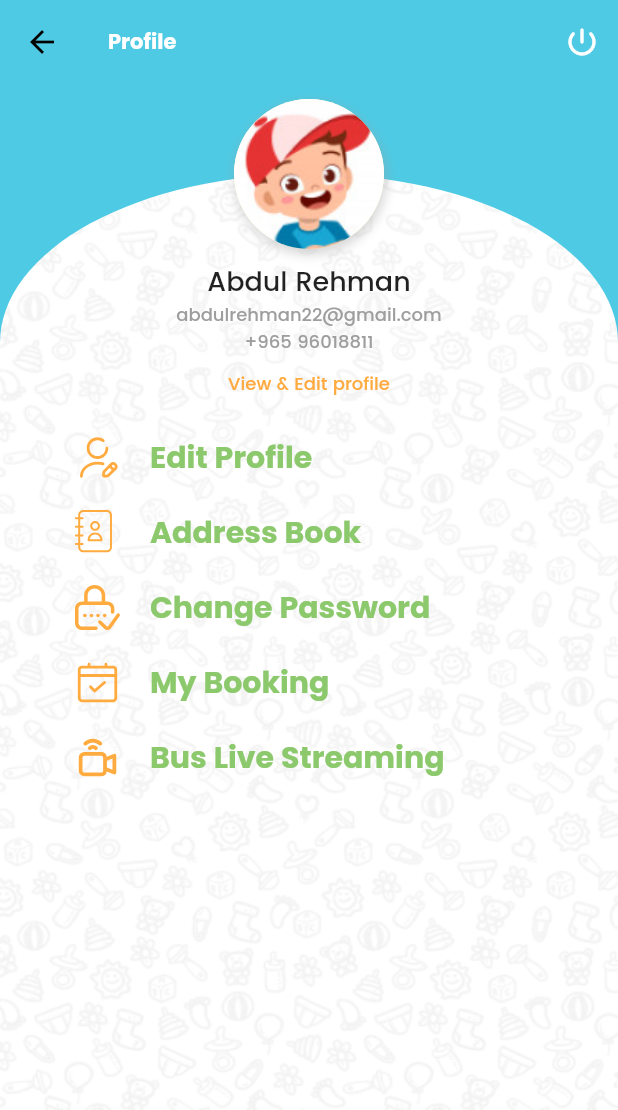
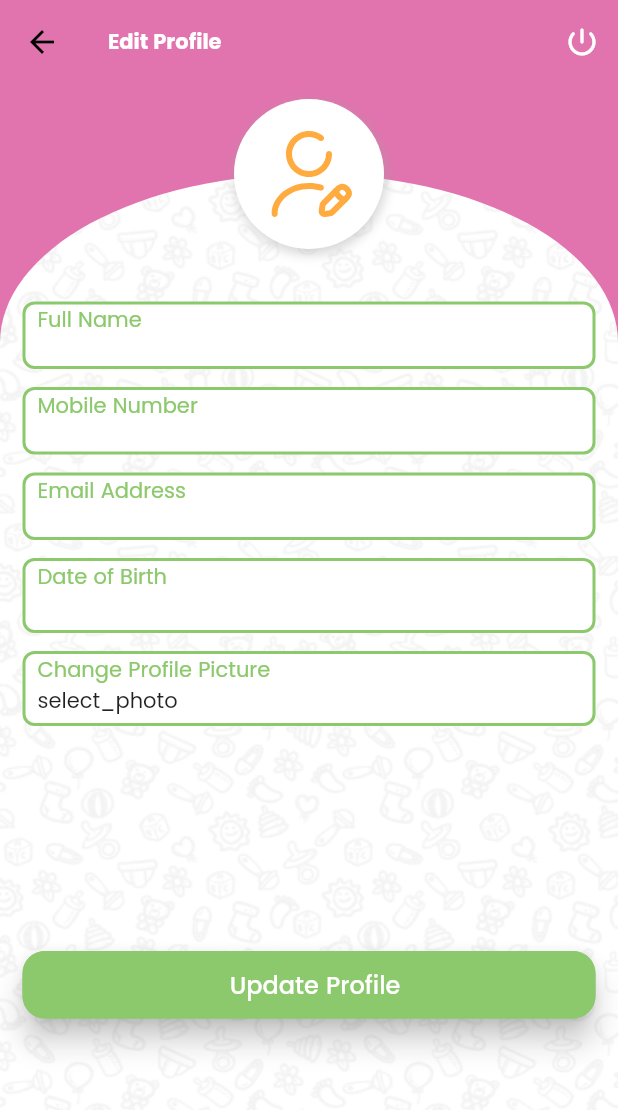
Before and after one commit to mahdijahandide/babydo, a Flutter app: the ProfileScreen screen opened directly, after a tap on "Edit Profile", on a phone screen of 412 x 824 dp. Shown: the top 1110 px of the screen. Run offline on Flutter 3.47's test engine with Material 2 defaults, Android fonts, the phone set to English and light mode, and no system bars; our stand-ins replace carousel_slider, chewie, dot_navigation_bar, dots_indicator, flutter_map, flutter_slidable and 8 more; missing offline and left inert: flutter_date_pickers, vk; project files that could hold a hidden picture were left out.

Commit message:
new screen ui
add edit profile ui and change password

```diff
--- a/lib/main.dart
+++ b/lib/main.dart
@@ -7,11 +7,13 @@ import 'package:babydoo/services/remotes/http_config.dart';
 import 'package:babydoo/services/utils/app_statusbar.dart';
 import 'package:babydoo/view/screens/address/address_book.dart';
 import 'package:babydoo/view/screens/auth/auth_screen.dart';
+import 'package:babydoo/view/screens/auth/change_password.dart';
 import 'package:babydoo/view/screens/auth/otp_screen.dart';
 import 'package:babydoo/view/screens/booking/booking.dart';
 import 'package:babydoo/view/screens/booking/my_booking.dart';
 import 'package:babydoo/view/screens/home/dashboard.dart';
 import 'package:babydoo/view/screens/language/languages.dart';
+import 'package:babydoo/view/screens/profile/edit_profile_screen.dart';
 import 'package:babydoo/view/screens/splash/splash.dart';
 import 'package:flutter/material.dart';
 import 'package:get/get.dart';
@@ -37,7 +39,7 @@ class MyApp extends StatelessWidget {
       theme: ThemeData(primarySwatch: Colors.yellow, fontFamily: 'Poppins'),
       defaultTransition: Transition.cupertino,
       getPages: [
-        GetPage(name: '/splash', page: () =>  const Splash()),
+        GetPage(name: '/splash', page: () => const Splash()),
         GetPage(name: '/languages', page: () => const Languages()),
         GetPage(name: '/auth', page: () => const AuthScreen()),
         GetPage(name: '/otp', page: () => const OtpScreen()),
@@ -45,6 +47,9 @@ class MyApp extends StatelessWidget {
         GetPage(name: '/booking', page: () => const Booking()),
         GetPage(name: '/addressBook', page: () => const AddressBook()),
         GetPage(name: '/myBooking', page: () => const MyBooking()),
+        GetPage(name: '/editProfile', page: () => const EditProfileScreen()),
+        GetPage(
+            name: '/changePassword', page: () => const ChangePasswordScreen()),
       ],
       initialRoute: '/splash',
       initialBinding: AppBindings(),
--- a/lib/services/bindings/bindings.dart
+++ b/lib/services/bindings/bindings.dart
@@ -4,6 +4,7 @@ import 'package:babydoo/services/controller/booking_controller.dart';
 import 'package:babydoo/services/controller/bus_controller.dart';
 import 'package:babydoo/services/controller/home_controller.dart';
 import 'package:babydoo/services/controller/language_controller.dart';
+import 'package:babydoo/services/controller/profile_controller.dart';
 import 'package:get/get.dart';
 
 class AppBindings extends Bindings {
@@ -15,5 +16,6 @@ class AppBindings extends Bindings {
     Get.lazyPut(() => AddressController());
     Get.lazyPut(() => BusController());
     Get.lazyPut(() => AuthController());
+    Get.lazyPut(() => ProfileController());
   }
 }
--- /dev/null
+++ b/lib/services/controller/profile_controller.dart
@@ -0,0 +1,76 @@
+import 'dart:io';
+
+import 'package:flutter/material.dart';
+import 'package:flutter/services.dart';
+import 'package:get/get.dart';
+import 'package:image_picker/image_picker.dart';
+
+class ProfileController extends GetxController {
+  TextEditingController mobileTextController = TextEditingController();
+  TextEditingController emailTextController = TextEditingController();
+  late File image;
+  RxString imgPath = 'select_photo'.tr.obs;
+
+// void uploadImage1(File _image) async {
+//     LoadingDialog.showCustomDialog(msg: 'title'.tr);
+//     Map<String, String> headers = {
+//       'Content-Type':'application/json',
+//       'Authorization':'Token ${Get.find<AuthController>().token}'
+//     }; // ignore this headers if there is no authentication
+//     // open a byteStream
+//     var stream =  http.ByteStream(DelegatingStream.typed(_image.openRead()));
+//     // get file length
+//     var length = await _image.length();
+//     // string to uri
+//     var uri = Uri.parse(addExperienceRoute);
+//     // create multipart request
+//     var request =  http.MultipartRequest("POST", uri);
+//     // if you need more parameters to parse, add those like this. i added "user_id". here this "user_id" is a key of the API request
+
+//     request.headers.addAll(headers);
+
+//     request.fields['titleFa']=titleControllerFa.text.toString();
+//     request.fields['titleEn']=titleControllerEn.text.toString();
+//     request.fields['textFa']=descControllerFa.text.toString();
+//     request.fields['textEn']=descControllerEn.text.toString();
+//     request.fields['accessLevel']=appName;
+//     // multipart that takes file.. here this "image_file" is a key of the API request
+//     var multipartFile =  http.MultipartFile('image', stream, length, filename: (_image.path));
+//     // add file to multipart
+//     request.files.add(multipartFile);
+//     // send request to upload image
+//     await request.send().then((response) async {
+//       // listen for response
+//       response.stream.transform(utf8.decoder).listen((value) {
+
+//         if (response.statusCode == 200) {
+//           Get.back();
+//           hasExperienceDetails.value=false;
+//           experienceList.value.clear();
+//           Get.toNamed('/home');
+//           Snack().createSnack(title: '',msg: 'record_success'.tr,icon: const Icon(Icons.check,color: Colors.green,));
+//           debugPrint(value.toString());
+//         } else {
+//           Get.back();
+//           RemoteStatusHandler().errorHandler(code: response.statusCode, error: response);
+//         }
+//       });
+
+//     }).catchError((e) {
+//       debugPrint(e.toString());
+//     });
+//   }
+
+  Future pickImage() async {
+    try {
+      final image = await ImagePicker().pickImage(source: ImageSource.gallery);
+      if (image == null) return;
+
+      final imageTemporary = File(image.path);
+      this.image = imageTemporary;
+      imgPath.value = image.name.toString();
+    } on PlatformException catch (e) {
+      debugPrint(e.toString());
+    }
+  }
+}
--- a/lib/services/internationalization/messages.dart
+++ b/lib/services/internationalization/messages.dart
@@ -10,25 +10,32 @@ class Messages extends Translations {
           'lorem': 'Lorem Ipsum',
           'enjoy_the_riding': 'Enjoy the Riding',
           'choose_your_bus': 'Choose your bus',
-          'welcome_back':'Welcome back!',
-          'login_and_enjoy_playing_with_babydo_bus':'Login and enjoy playing with babydo bus',
-          'mobile_number':'Mobile Number',
-          'email_address':'Email Address',
-          'password':'Password',
-          'confirm_password':'Confirm Password',
-          'forget_password':'Forget Password',
-          'login':'Login',
-          'register':'Register',
-          'don\'t_have_any_account':'Don\'t have any account? ',
-          'please_signup_here':'Please signup here',
-          'signup_with_babydo_bus':'Signup with Babydo Bus ',
-          'accept_term_and_conditions':'Accept Terms & Conditions',
-          'already_have_an_account':'Already have an account? ',
-          'please_login_here':'Please login here',
-          'hi':'Hi',
-          'enter_the_year_you_were_born_this_just_verifies_your_age.':'Enter the year you were born.\n   This just verifies your age.',
-          'enter_otp':'Enter OTP',
-          'kids':'Kids'
+          'welcome_back': 'Welcome back!',
+          'login_and_enjoy_playing_with_babydo_bus':
+              'Login and enjoy playing with babydo bus',
+          'mobile_number': 'Mobile Number',
+          'email_address': 'Email Address',
+          'password': 'Password',
+          'confirm_password': 'Confirm Password',
+          'forget_password': 'Forget Password',
+          'login': 'Login',
+          'register': 'Register',
+          'don\'t_have_any_account': 'Don\'t have any account? ',
+          'please_signup_here': 'Please signup here',
+          'signup_with_babydo_bus': 'Signup with Babydo Bus ',
+          'accept_term_and_conditions': 'Accept Terms & Conditions',
+          'already_have_an_account': 'Already have an account? ',
+          'please_login_here': 'Please login here',
+          'hi': 'Hi',
+          'enter_the_year_you_were_born_this_just_verifies_your_age.':
+              'Enter the year you were born.\n   This just verifies your age.',
+          'enter_otp': 'Enter OTP',
+          'kids': 'Kids',
+          'full_name': 'Full Name',
+          'date_of_birth': 'Date of Birth',
+          'update_profile': 'Update Profile',
+          'edit_profile': 'Edit Profile',
+          'change_profile_picture': 'Change Profile Picture'
         },
         'ar_KW': {
           'appName': 'بيبي دو',
@@ -37,22 +44,23 @@ class Messages extends Translations {
           'lorem': 'لورم ایپسوم',
           'enjoy_the_riding': 'استمتع بالقيادة',
           'choose_your_bus': 'اختر الحافلة الخاصة بك',
-          'welcome_back':'مرحبًا بعودتك!',
-          'login_and_enjoy_playing_with_babydo_bus':'تسجيل الدخول والاستمتاع باللعب مع بيبي دو',
-          'mobile_number':'رقم الهاتف المحمول',
-          'email_address':'عنوان البريد الالكترونى',
-          'password':'كلمة المرور',
-          'confirm_password':'تأكيد كلمة المرور',
-          'forget_password':'نسيت كلمة المرور',
-          'login':'تسجيل الدخول',
-          'register':'يسجل',
-          'don\'t_have_any_account':'ليس لديك حساب؟ ',
-          'please_signup_here':'الرجاء التسجيل هنا',
-          'signup_with_babydo_bus':'سجل مع بیبي دو ',
-          'accept_term_and_conditions':'قبول الشروط والأحكام',
-          'already_have_an_account':'هل لديك حساب؟ ',
-          'please_login_here':'الرجاء تسجيل الدخول هنا',
-          'kids':'أطفال'
+          'welcome_back': 'مرحبًا بعودتك!',
+          'login_and_enjoy_playing_with_babydo_bus':
+              'تسجيل الدخول والاستمتاع باللعب مع بيبي دو',
+          'mobile_number': 'رقم الهاتف المحمول',
+          'email_address': 'عنوان البريد الالكترونى',
+          'password': 'كلمة المرور',
+          'confirm_password': 'تأكيد كلمة المرور',
+          'forget_password': 'نسيت كلمة المرور',
+          'login': 'تسجيل الدخول',
+          'register': 'يسجل',
+          'don\'t_have_any_account': 'ليس لديك حساب؟ ',
+          'please_signup_here': 'الرجاء التسجيل هنا',
+          'signup_with_babydo_bus': 'سجل مع بیبي دو ',
+          'accept_term_and_conditions': 'قبول الشروط والأحكام',
+          'already_have_an_account': 'هل لديك حساب؟ ',
+          'please_login_here': 'الرجاء تسجيل الدخول هنا',
+          'kids': 'أطفال'
         }
       };
 }
--- /dev/null
+++ b/lib/view/screens/profile/edit_profile_screen.dart
@@ -0,0 +1,243 @@
+import 'package:babydoo/services/controller/auth_controller.dart';
+import 'package:babydoo/services/controller/profile_controller.dart';
+import 'package:babydoo/services/utils/app_colors.dart';
+import 'package:babydoo/view/widgets/buttons/custom_text_button.dart';
+import 'package:babydoo/view/widgets/texts/customText.dart';
+import 'package:flutter/material.dart';
+import 'package:flutter_svg/svg.dart';
+import 'package:get/get.dart';
+
+import '../../widgets/textfields/textfield.dart';
+
+class EditProfileScreen extends GetView<ProfileController> {
+  const EditProfileScreen({Key? key}) : super(key: key);
+
+  @override
+  Widget build(BuildContext context) {
+    Get.lazyPut(
+      () => ProfileController(),
+    );
+    return Scaffold(
+      backgroundColor: AppColors().blue,
+      appBar: AppBar(
+        centerTitle: false,
+        title: CustomText().createText(
+            title: 'edit_profile'.tr,
+            size: 14,
+            fontWeight: FontWeight.bold,
+            color: Colors.white),
+        backgroundColor: AppColors().litePink,
+        elevation: 0,
+        actions: [
+          IconButton(
+              onPressed: () {},
+              icon: const Icon(
+                Icons.power_settings_new_rounded,
+                color: Colors.white,
+              ))
+        ],
+      ),
+      body: SingleChildScrollView(
+        child: Stack(
+          children: [
+            Container(
+                height: Get.height,
+                width: Get.width,
+                decoration: BoxDecoration(
+                    color: AppColors().litePink,
+                    borderRadius: const BorderRadius.only(
+                      bottomLeft: Radius.circular(0),
+                      bottomRight: Radius.circular(0),
+                    ))),
+            Stack(
+              children: [
+                Container(
+                  margin: const EdgeInsets.only(top: 60),
+                  width: Get.width,
+                  height: Get.height,
+                  decoration: const BoxDecoration(
+                    color: Colors.white,
+                    borderRadius: BorderRadius.only(
+                        topLeft: Radius.elliptical(220, 120),
+                        topRight: Radius.elliptical(220, 120)),
+                    image: DecorationImage(
+                      image: AssetImage('assets/png/background.png'),
+                      fit: BoxFit.fill,
+                    ),
+                  ),
+                ),
+                Align(
+                  alignment: Alignment.bottomCenter,
+                  child: Padding(
+                    padding: const EdgeInsets.symmetric(horizontal: 15),
+                    child: Column(
+                      children: [
+                        Container(
+                          width: 100,
+                          height: 100,
+                          decoration:
+                              BoxDecoration(shape: BoxShape.circle, boxShadow: [
+                            BoxShadow(
+                                color: Colors.grey.withOpacity(0.4),
+                                offset: const Offset(1, 3),
+                                spreadRadius: 1,
+                                blurRadius: 5)
+                          ]),
+                          margin: const EdgeInsets.only(top: 10),
+                          child: Container(
+                            padding: const EdgeInsets.all(18.0),
+                            decoration: const BoxDecoration(
+                                shape: BoxShape.circle, color: Colors.white),
+                            child: SvgPicture.asset(
+                              'assets/svg/person_edit.svg',
+                              color: Colors.orangeAccent,
+                            ),
+                          ),
+                        ),
+                        const SizedBox(
+                          height: 35,
+                        ),
+                        CustomTextField().createTextField(
+                            hint: '',
+                            height: 45,
+                            lable: 'full_name'.tr,
+                            controller: controller.mobileTextController,
+                            borderColor: AppColors().green,
+                            keyboardType: TextInputType.number,
+                            borderWidth: 2.0,
+                            lableColor: AppColors().green),
+                        const SizedBox(
+                          height: 12,
+                        ),
+                        CustomTextField().createTextField(
+                            hint: '',
+                            height: 45,
+                            lable: 'mobile_number'.tr,
+                            controller: controller.emailTextController,
+                            borderColor: AppColors().green,
+                            keyboardType: TextInputType.emailAddress,
+                            borderWidth: 2.0,
+                            lableColor: AppColors().green),
+                        const SizedBox(
+                          height: 12,
+                        ),
+                        CustomTextField().createTextField(
+                            hint: '',
+                            height: 45,
+                            lable: 'email_address'.tr,
+                            controller: controller.emailTextController,
+                            borderColor: AppColors().green,
+                            keyboardType: TextInputType.emailAddress,
+                            borderWidth: 2.0,
+                            lableColor: AppColors().green),
+                        const SizedBox(
+                          height: 12,
+                        ),
+                        GestureDetector(
+                          onTap: () {
+                            // controller.pickImage();
+                          },
+                          child: Container(
+                            width: Get.width,
+                            height: 50,
+                            padding:
+                                const EdgeInsets.only(right: 8.0, left: 8.0),
+                            decoration: BoxDecoration(
+                                border: Border.all(
+                                    color: AppColors().green, width: 2),
+                                borderRadius: BorderRadius.circular(8.0),
+                                color: Colors.white),
+                            child: Column(
+                              crossAxisAlignment: CrossAxisAlignment.start,
+                              children: [
+                                CustomText().createText(
+                                    title: 'date_of_birth'.tr,
+                                    align: TextAlign.start,
+                                    color: AppColors().green),
+                                CustomText().createText(
+                                    title: '', align: TextAlign.start),
+                              ],
+                            ),
+                          ),
+                        ),
+                        const SizedBox(
+                          height: 12,
+                        ),
+                        GestureDetector(
+                          onTap: () {
+                            // controller.pickImage();
+                          },
+                          child: Container(
+                            width: Get.width,
+                            height: 50,
+                            padding:
+                                const EdgeInsets.only(right: 8.0, left: 8.0),
+                            decoration: BoxDecoration(
+                                border: Border.all(
+                                    color: AppColors().green, width: 2),
+                                borderRadius: BorderRadius.circular(8.0),
+                                color: Colors.white),
+                            child: Column(
+                              crossAxisAlignment: CrossAxisAlignment.start,
+                              children: [
+                                CustomText().createText(
+                                    title: 'change_profile_picture'.tr,
+                                    align: TextAlign.start,
+                                    color: AppColors().green),
+                                CustomText().createText(
+                                    title: controller.imgPath.value,
+                                    align: TextAlign.start),
+                              ],
+                            ),
+                          ),
+                        ),
+                        const SizedBox(
+                          height: 150,
+                        ),
+                        SizedBox(
+                          width: Get.width,
+                          height: 45,
+                          child: CustomTextButton().createTextButton(
+                              buttonText: 'update_profile'.tr,
+                              buttonColor: AppColors().green,
+                              textColor: Colors.white),
+                        )
+                      ],
+                    ),
+                  ),
+                )
+              ],
+            ),
+          ],
+        ),
+      ),
+    );
+  }
+
+  Widget iconTextWidget({required ic, required txt, dynamic listner}) {
+    return InkWell(
+      onTap: listner ?? () {},
+      child: Row(
+        children: [
+          const SizedBox(
+            width: 50,
+          ),
+          SvgPicture.asset(
+            'assets/svg/$ic.svg',
+            color: Colors.orangeAccent,
+            width: 30,
+            height: 30,
+          ),
+          const SizedBox(
+            width: 20,
+          ),
+          CustomText().createText(
+              title: txt,
+              size: 20,
+              color: AppColors().green,
+              fontWeight: FontWeight.bold)
+        ],
+      ),
+    );
+  }
+}
--- a/lib/view/screens/profile/profile_screen.dart
+++ b/lib/view/screens/profile/profile_screen.dart
@@ -108,7 +108,12 @@ class ProfileScreen extends StatelessWidget {
                       const SizedBox(
                         height: 25,
                       ),
-                      iconTextWidget(ic: 'person_edit', txt: 'Edit Profile'),
+                      iconTextWidget(
+                          ic: 'person_edit',
+                          txt: 'Edit Profile',
+                          listner: () {
+                            Get.toNamed('/editProfile');
+                          }),
                       const SizedBox(
                         height: 20,
                       ),
@@ -121,7 +126,12 @@ class ProfileScreen extends StatelessWidget {
                       const SizedBox(
                         height: 20,
                       ),
-                      iconTextWidget(ic: 'lock', txt: 'Change Password'),
+                      iconTextWidget(
+                          ic: 'lock',
+                          txt: 'Change Password',
+                          listner: () {
+                            Get.toNamed('/changePassword');
+                          }),
                       const SizedBox(
                         height: 20,
                       ),
@@ -156,7 +166,10 @@ class ProfileScreen extends StatelessWidget {
             width: 50,
           ),
           SvgPicture.asset(
-            'assets/svg/$ic.svg',color: Colors.orangeAccent,width: 30,height: 30,
+            'assets/svg/$ic.svg',
+            color: Colors.orangeAccent,
+            width: 30,
+            height: 30,
           ),
           const SizedBox(
             width: 20,
--- a/pubspec.yaml
+++ b/pubspec.yaml
@@ -52,6 +52,8 @@ dependencies:
   vk: ^0.2.1
   http: ^0.13.5
   shimmer: ^2.0.0
+  image_picker: ^0.8.6
+  date_time_picker: ^2.1.0
 
 dev_dependencies:
   flutter_test:
```
Also changed, not shown: lib/view/screens/auth/change_password.dart (added, +201 -0 lines), pubspec.lock.
